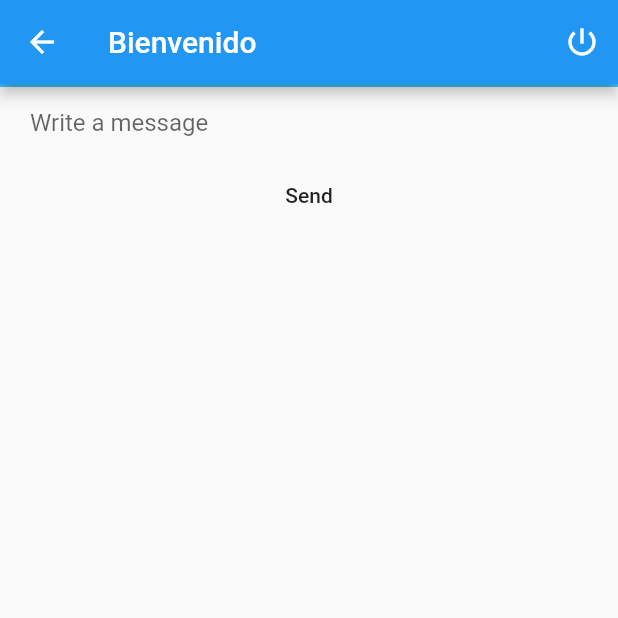
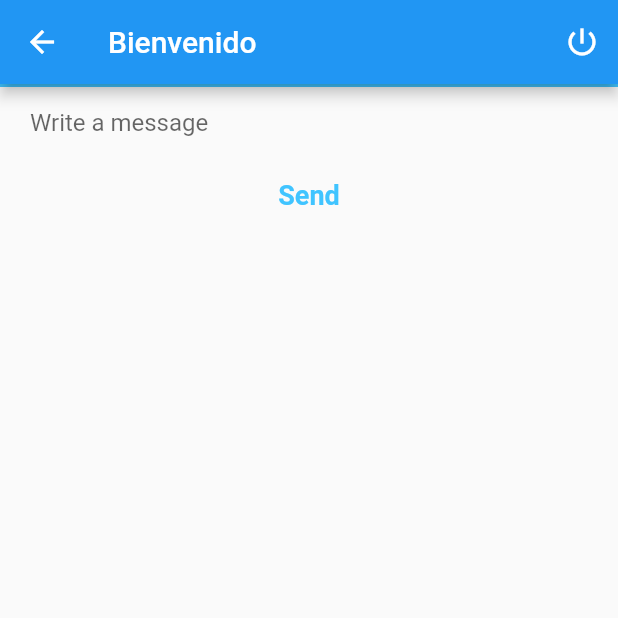
Before and after one commit to DevelopersGTTest/DARTEXP, a Flutter app: the Dashboard screen opened by its route, after a tap on "Send", on a phone screen of 412 x 824 dp, the top half of it. Run offline on Flutter 3.47's test engine with Material 2 defaults, Android fonts, the phone set to English and light mode, and no system bars; our stand-ins replace cloud_firestore, firebase_auth, modal_progress_hud; accounts and stored records are empty.

Commit message:
saving data in firebase

```diff
--- a/messages_app/lib/ui/screens/dashboard_screen.dart
+++ b/messages_app/lib/ui/screens/dashboard_screen.dart
@@ -1,6 +1,7 @@
 import 'package:flutter/material.dart';
 import 'package:firebase_auth/firebase_auth.dart';
 import 'package:messages_app/services/auth_service.dart';
+import 'package:cloud_firestore/cloud_firestore.dart';
 
 class Dashboard extends StatefulWidget {
   static const String routeName = "/dashboard";
@@ -10,6 +11,10 @@ class Dashboard extends StatefulWidget {
 class _DashboardState extends State<Dashboard> {
   //properties
   FirebaseUser loogerUser;
+  final _firestore = Firestore.instance;
+  TextEditingController _messageController = new TextEditingController();
+  String emailShowInHeaderApp  = "";
+
   //decoration config
   InputDecoration _messageTextFieldDecoration = InputDecoration(
     contentPadding: EdgeInsets.symmetric(vertical: 10.0, horizontal: 20.0),
@@ -24,8 +29,11 @@ class _DashboardState extends State<Dashboard> {
       )
     )
   );
-
-
+  TextStyle _sendMessage = TextStyle(
+    color: Colors.lightBlueAccent,
+    fontWeight: FontWeight.bold,
+    fontSize: 18.0
+  );
 
   //is onInit in Flutter
   @override
@@ -40,6 +48,7 @@ class _DashboardState extends State<Dashboard> {
     var user = await Auth().getCurrentUser();
     if( user != null ){
       this.loogerUser = user;
+      this.emailShowInHeaderApp = this.loogerUser.email;
     }
   }
 
@@ -47,7 +56,7 @@ class _DashboardState extends State<Dashboard> {
   Widget build(BuildContext context) {
     return Scaffold(
       appBar: AppBar(
-        title: Text("Bienvenido"),
+        title: Text("Bienvenido $emailShowInHeaderApp"),
         actions: <Widget>[
           IconButton(
             icon: Icon(Icons.power_settings_new),
@@ -68,14 +77,23 @@ class _DashboardState extends State<Dashboard> {
                   Expanded(
                     child: TextField(
                       decoration: this._messageTextFieldDecoration,
+                      controller: this._messageController,
                     ),
                   )
                 ],
               ),
             ),
             FlatButton(
-              child: Text("Send"),
-              onPressed: (){},
+              child: Text(
+                "Send",
+                style: this._sendMessage
+              ),
+              onPressed: (){
+                this._firestore.collection("messages").add({
+                  'ctxValue' : this._messageController.text,
+                  'owner' : this.loogerUser.email
+                });
+              },
             )
           ],
         ),
```
